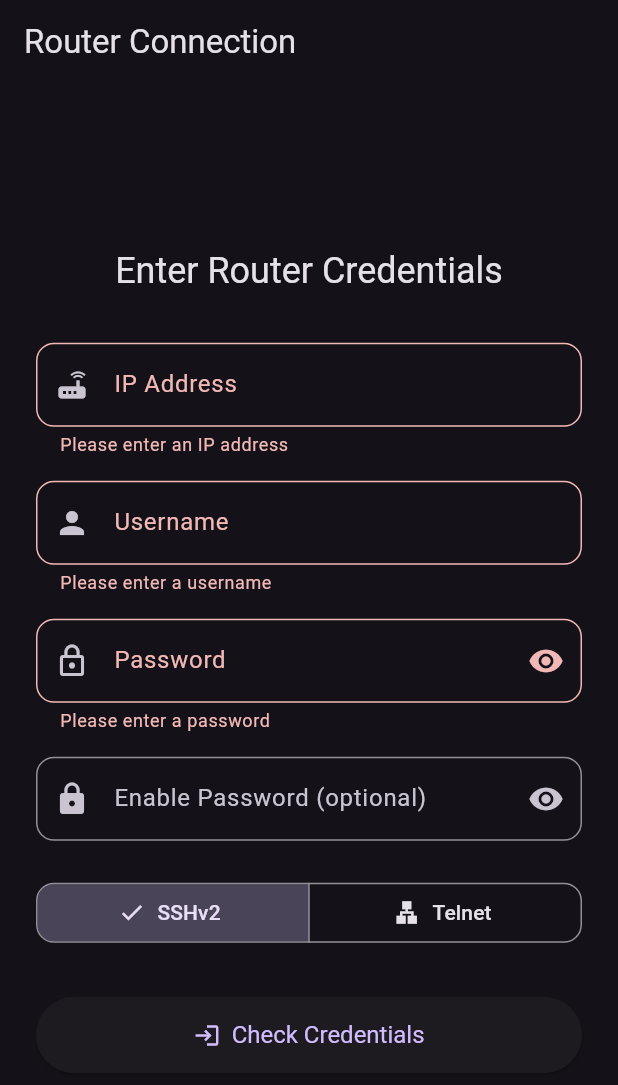
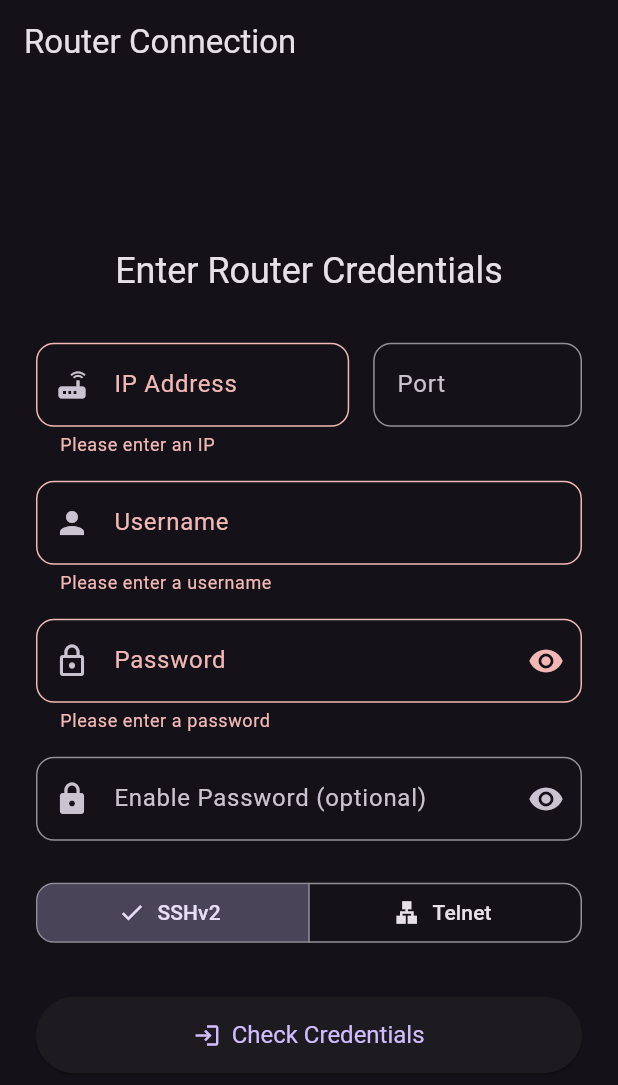
Before and after one commit to moein1985/load_balancing, a Flutter app: the screen it shows after launch, after a tap on "Check Credentials", on a phone screen of 412 x 824 dp. Shown: the top 1085 px of the screen. Run offline on Flutter 3.47's test engine with Material 3 defaults, Android fonts, the phone set to English and light mode, and no system bars; our stand-ins replace equatable, flutter_bloc, fpdart, get_it, go_router; missing offline and left inert: ctelnet, dartssh2.

Commit message:
add port to UI and logic

```diff
--- a/lib/data/datasources/handlers/executors/ssh_executor.dart
+++ b/lib/data/datasources/handlers/executors/ssh_executor.dart
@@ -18,18 +18,23 @@ class SshExecutor {
   }
 
   Future<SSHClient> createSshClient(LBDeviceCredentials credentials) async {
-    _logDebug('Creating SSH connection to ${credentials.ip}');
+    _logDebug(
+      'Creating SSH connection to ${credentials.ip}:${credentials.port}',
+    ); // **MODIFIED**
     try {
+      // **MODIFIED: Use the port from credentials instead of hardcoded 22**
       final socket = await SSHSocket.connect(
         credentials.ip,
-        22,
+        credentials.port,
         timeout: _connectionTimeout,
       );
+
       final client = SSHClient(
         socket,
         username: credentials.username,
         onPasswordRequest: () => credentials.password,
       );
+
       _logDebug('SSH connection established');
       return client;
     } on TimeoutException {
@@ -55,6 +60,7 @@ class SshExecutor {
     }
   }
 
+  // ... rest of the file remains unchanged ...
   Future<List<String>> execute(
     LBDeviceCredentials credentials,
     SSHClient client,
@@ -105,7 +111,10 @@ class SshExecutor {
       }
     }
 
-    shell.stdout.cast<List<int>>().transform(utf8.decoder).listen(
+    shell.stdout
+        .cast<List<int>>()
+        .transform(utf8.decoder)
+        .listen(
           (data) {
             _logDebug('RAW SSH: "$data"');
             currentOutput.write(data);
@@ -128,14 +137,19 @@ class SshExecutor {
                 }
                 break;
               case 'enabling':
-            if (RegExp(r'password[:]?\s*$', caseSensitive: false)
-                .hasMatch(receivedText)) {
+                if (RegExp(
+                  r'password[:]?\s*$',
+                  caseSensitive: false,
+                ).hasMatch(receivedText)) {
                   _logDebug('Enable password prompt detected.');
                   sessionState = 'sending_enable_password';
                   currentOutput.clear();
                   shell.stdin.add(utf8.encode('${enablePassword ?? ''}\n'));
-            } else if (isPrompt(receivedText) && receivedText.endsWith('#')) {
-              _logDebug('Enabled successfully (no password). Starting commands.');
+                } else if (isPrompt(receivedText) &&
+                    receivedText.endsWith('#')) {
+                  _logDebug(
+                    'Enabled successfully (no password). Starting commands.',
+                  );
                   sessionState = 'executing';
                   currentOutput.clear();
                   sendNextCommand();
@@ -147,10 +161,12 @@ class SshExecutor {
                   sessionState = 'executing';
                   currentOutput.clear();
                   sendNextCommand();
-            } else if (isPrompt(receivedText) && receivedText.endsWith('>')) {
+                } else if (isPrompt(receivedText) &&
+                    receivedText.endsWith('>')) {
                   if (!completer.isCompleted) {
                     completer.completeError(
-                    const ServerFailure('Enable failed. Check password.'));
+                      const ServerFailure('Enable failed. Check password.'),
+                    );
                     shell.close();
                   }
                 }
--- a/lib/data/datasources/handlers/executors/telnet_executor.dart
+++ b/lib/data/datasources/handlers/executors/telnet_executor.dart
@@ -16,7 +16,9 @@ class TelnetExecutor {
   }
 
   Future<String> execute(
-      LBDeviceCredentials credentials, List<String> commands) async {
+    LBDeviceCredentials credentials,
+    List<String> commands,
+  ) async {
     _logDebug('Starting execution of Telnet commands');
     final completer = Completer<String>();
     final outputBuffer = StringBuffer();
@@ -32,13 +34,16 @@ class TelnetExecutor {
       _logDebug('Telnet operation timed out');
       if (!completer.isCompleted) {
         client?.disconnect();
-        completer.completeError(const ServerFailure("Telnet operation timed out."));
+        completer.completeError(
+          const ServerFailure("Telnet operation timed out."),
+        );
       }
     });
 
+    // **MODIFIED: Use the port from credentials instead of hardcoded 23**
     client = CTelnetClient(
       host: credentials.ip,
-      port: 23,
+      port: credentials.port,
       timeout: _connectionTimeout,
       onConnect: () {
         _logDebug('Telnet connection established');
@@ -48,7 +53,7 @@ class TelnetExecutor {
         timeoutTimer?.cancel();
         if (!completer.isCompleted) {
           completer.complete(outputBuffer.toString());
-         }
+        }
         subscription?.cancel();
       },
       onError: (error) {
@@ -61,6 +66,7 @@ class TelnetExecutor {
       },
     );
 
+    // ... rest of the file remains unchanged ...
     void executeNextCommand() {
       if (commandIndex < allCommands.length) {
         final cmd = allCommands[commandIndex];
@@ -86,13 +92,13 @@ class TelnetExecutor {
           case 'login':
             if (receivedText.toLowerCase().contains('username')) {
               client?.send('${credentials.username}\n');
-             } else if (receivedText.toLowerCase().contains('password')) {
+            } else if (receivedText.toLowerCase().contains('password')) {
               client?.send('${credentials.password}\n');
             } else if (receivedText.endsWith('>')) {
               state = 'enable';
               client?.send('enable\n');
             } else if (receivedText.endsWith('#')) {
-               state = 'executing';
+              state = 'executing';
               outputBuffer.clear();
               executeNextCommand();
             }
@@ -133,7 +139,9 @@ class TelnetExecutor {
   }
 
   Future<String> executePing(
-      LBDeviceCredentials credentials, String ipAddress) async {
+    LBDeviceCredentials credentials,
+    String ipAddress,
+  ) async {
     _logDebug('Starting Telnet ping for IP: $ipAddress');
     final completer = Completer<String>();
     CTelnetClient? client;
@@ -151,9 +159,10 @@ class TelnetExecutor {
       }
     });
 
+    // **MODIFIED: Use the port from credentials instead of hardcoded 23**
     client = CTelnetClient(
       host: credentials.ip,
-      port: 23,
+      port: credentials.port,
       timeout: _connectionTimeout,
       onConnect: () => _logDebug('Telnet ping connection established'),
       onDisconnect: () {
@@ -174,13 +183,15 @@ class TelnetExecutor {
       },
     );
 
+    // ... rest of the ping logic remains unchanged ...
     try {
       subscription = (await client.connect())?.listen((data) {
         final receivedText = data.text;
         outputBuffer.write(receivedText);
         _logDebug("Ping Received: ${receivedText.replaceAll('\r\n', ' ')}");
 
-        if (receivedText.contains('!!!!!') || receivedText.contains('Success rate is')) {
+        if (receivedText.contains('!!!!!') ||
+            receivedText.contains('Success rate is')) {
           if (!completer.isCompleted) {
             timeoutTimer?.cancel();
             completer.complete(outputBuffer.toString());
--- a/lib/domain/entities/lb_device_credentials.dart
+++ b/lib/domain/entities/lb_device_credentials.dart
@@ -1,9 +1,10 @@
-// lib/domain/entities/device_credentials.dart
+// lib/domain/entities/lb_device_credentials.dart
 import 'package:equatable/equatable.dart';
 import 'package:load_balance/presentation/screens/connection/router_connection_screen.dart';
 
 class LBDeviceCredentials extends Equatable {
   final String ip;
+  final int port; // **NEW: Added port field**
   final String username;
   final String password;
   final String? enablePassword;
@@ -13,6 +14,7 @@ class LBDeviceCredentials extends Equatable {
 
   const LBDeviceCredentials({
     required this.ip,
+    required this.port, // **NEW: Added to constructor**
     required this.username,
     required this.password,
     this.enablePassword,
@@ -21,19 +23,18 @@ class LBDeviceCredentials extends Equatable {
     this.commandTimeout = const Duration(seconds: 20),
   });
 
-  // Data validation
+  // Data validation remains the same
   bool get isValid {
+    // ... no changes needed here
     if (ip.trim().isEmpty || username.trim().isEmpty || password.trim().isEmpty) {
       return false;
     }
 
-    // IP format check
     final ipRegex = RegExp(r'^(\d{1,3}\.){3}\d{1,3}$');
     if (!ipRegex.hasMatch(ip.trim())) {
       return false;
     }
 
-    // IP range check
     final parts = ip.trim().split('.');
     for (final part in parts) {
       final num = int.tryParse(part);
@@ -46,6 +47,7 @@ class LBDeviceCredentials extends Equatable {
   }
 
   String? get validationError {
+    // ... no changes needed here
     if (ip.trim().isEmpty) return 'IP address cannot be empty';
     if (username.trim().isEmpty) return 'Username cannot be empty';
     if (password.trim().isEmpty) return 'Password cannot be empty';
@@ -66,8 +68,10 @@ class LBDeviceCredentials extends Equatable {
     return null;
   }
 
+
   LBDeviceCredentials copyWith({
     String? ip,
+    int? port, // **NEW: Added to copyWith**
     String? username,
     String? password,
     String? enablePassword,
@@ -77,6 +81,7 @@ class LBDeviceCredentials extends Equatable {
   }) {
     return LBDeviceCredentials(
       ip: ip ?? this.ip,
+      port: port ?? this.port, // **NEW**
       username: username ?? this.username,
       password: password ?? this.password,
       enablePassword: enablePassword ?? this.enablePassword,
@@ -89,6 +94,7 @@ class LBDeviceCredentials extends Equatable {
   @override
   List<Object?> get props => [
         ip,
+        port, // **NEW: Added to props**
         username,
         password,
         enablePassword,
@@ -99,6 +105,6 @@ class LBDeviceCredentials extends Equatable {
 
   @override
   String toString() {
-    return 'DeviceCredentials(ip: $ip, username: $username, type: $type)';
+    return 'DeviceCredentials(ip: $ip:$port, username: $username, type: $type)';
   }
 }
--- a/lib/presentation/bloc/router_connection/router_connection_bloc.dart
+++ b/lib/presentation/bloc/router_connection/router_connection_bloc.dart
@@ -2,6 +2,7 @@
 import 'package:flutter_bloc/flutter_bloc.dart';
 import 'package:load_balance/domain/entities/lb_device_credentials.dart';
 import 'package:load_balance/domain/usecases/check_credentials.dart';
+import 'package:load_balance/presentation/screens/connection/router_connection_screen.dart';
 import 'router_connection_event.dart';
 import 'router_connection_state.dart';
 
@@ -9,7 +10,7 @@ class RouterConnectionBloc
     extends Bloc<RouterConnectionEvent, RouterConnectionState> {
   final CheckCredentials checkCredentials;
   RouterConnectionBloc({required this.checkCredentials})
-      : super(ConnectionInitial()) {
+    : super(ConnectionInitial()) {
     on<CheckCredentialsRequested>(_onCheckCredentials);
   }
 
@@ -19,8 +20,26 @@ class RouterConnectionBloc
   ) async {
     emit(ConnectionLoading());
 
+    // **MODIFIED: Logic to parse and default the port**
+    int port;
+    if (event.port.trim().isEmpty) {
+      port = event.type == ConnectionType.ssh ? 22 : 23;
+    } else {
+      final parsedPort = int.tryParse(event.port.trim());
+      if (parsedPort == null || parsedPort < 1 || parsedPort > 65535) {
+        emit(
+          const ConnectionFailure(
+            "Invalid port number. It must be between 1 and 65535.",
+          ),
+        );
+        return;
+      }
+      port = parsedPort;
+    }
+
     final credentials = LBDeviceCredentials(
       ip: event.ip,
+      port: port, // **MODIFIED: Use the validated port**
       username: event.username,
       password: event.password,
       enablePassword: event.enablePassword,
@@ -29,7 +48,6 @@ class RouterConnectionBloc
 
     final result = await checkCredentials(credentials);
 
-    // به جای try-catch از fold استفاده می‌کنیم
     result.fold(
       (failure) => emit(ConnectionFailure(failure.message)),
       (interfaces) => emit(ConnectionSuccess(credentials, interfaces)),
--- a/lib/presentation/bloc/router_connection/router_connection_event.dart
+++ b/lib/presentation/bloc/router_connection/router_connection_event.dart
@@ -1,16 +1,16 @@
-// presentation/bloc/connection/connection_event.dart
+// lib/presentation/bloc/router_connection/router_connection_event.dart
 import 'package:equatable/equatable.dart';
 import 'package:load_balance/presentation/screens/connection/router_connection_screen.dart';
 
 abstract class RouterConnectionEvent extends Equatable {
   const RouterConnectionEvent();
-
   @override
   List<Object?> get props => [];
 }
 
 class CheckCredentialsRequested extends RouterConnectionEvent {
   final String ip;
+  final String port; // **NEW: Port added**
   final String username;
   final String password;
   final String? enablePassword;
@@ -18,6 +18,7 @@ class CheckCredentialsRequested extends RouterConnectionEvent {
 
   const CheckCredentialsRequested({
     required this.ip,
+    required this.port, // **NEW: Added to constructor**
     required this.username,
     required this.password,
     this.enablePassword,
@@ -25,5 +26,12 @@ class CheckCredentialsRequested extends RouterConnectionEvent {
   });
 
   @override
-  List<Object?> get props => [ip, username, password, enablePassword, type];
+  List<Object?> get props => [
+    ip,
+    port,
+    username,
+    password,
+    enablePassword,
+    type,
+  ]; // **NEW: Added to props**
 }
--- a/lib/presentation/screens/connection/router_connection_screen.dart
+++ b/lib/presentation/screens/connection/router_connection_screen.dart
@@ -1,5 +1,6 @@
-// presentation/screens/connection/router_connection_screen.dart
+// lib/presentation/screens/connection/router_connection_screen.dart
 import 'package:flutter/material.dart' hide ConnectionState;
+import 'package:flutter/services.dart';
 import 'package:flutter_bloc/flutter_bloc.dart';
 import 'package:go_router/go_router.dart';
 import 'package:load_balance/presentation/bloc/router_connection/router_connection_bloc.dart';
@@ -17,6 +18,7 @@ class RouterConnectionScreen extends StatefulWidget {
 class _RouterConnectionScreenState extends State<RouterConnectionScreen> {
   final _formKey = GlobalKey<FormState>();
   final _ipController = TextEditingController();
+  final _portController = TextEditingController(); // **NEW: Port controller**
   final _usernameController = TextEditingController();
   final _passwordController = TextEditingController();
   final _enablePasswordController = TextEditingController();
@@ -27,6 +29,7 @@ class _RouterConnectionScreenState extends State<RouterConnectionScreen> {
   @override
   void dispose() {
     _ipController.dispose();
+    _portController.dispose(); // **NEW: Dispose port controller**
     _usernameController.dispose();
     _passwordController.dispose();
     _enablePasswordController.dispose();
@@ -38,6 +41,7 @@ class _RouterConnectionScreenState extends State<RouterConnectionScreen> {
       context.read<RouterConnectionBloc>().add(
         CheckCredentialsRequested(
           ip: _ipController.text,
+          port: _portController.text, // **NEW: Pass port value**
           username: _usernameController.text,
           password: _passwordController.text,
           enablePassword: _enablePasswordController.text,
@@ -50,9 +54,7 @@ class _RouterConnectionScreenState extends State<RouterConnectionScreen> {
   @override
   Widget build(BuildContext context) {
     return Scaffold(
-      appBar: AppBar(
-        title: const Text('Router Connection'),
-      ),
+      appBar: AppBar(title: const Text('Router Connection')),
       body: BlocListener<RouterConnectionBloc, RouterConnectionState>(
         listener: (context, state) {
           if (state is ConnectionSuccess) {
@@ -64,14 +66,13 @@ class _RouterConnectionScreenState extends State<RouterConnectionScreen> {
                   backgroundColor: Colors.green,
                 ),
               );
-
-            // ***تغییر اصلی***
-            // به جای ارسال یک آبجکت، یک Map شامل تمام داده‌های لازم را ارسال می‌کنیم
-            context.go('/config', extra: {
+            context.go(
+              '/config',
+              extra: {
                 'credentials': state.credentials,
                 'interfaces': state.interfaces,
-            });
-
+              },
+            );
           } else if (state is ConnectionFailure) {
             ScaffoldMessenger.of(context)
               ..hideCurrentSnackBar()
@@ -98,19 +99,55 @@ class _RouterConnectionScreenState extends State<RouterConnectionScreen> {
                     textAlign: TextAlign.center,
                   ),
                   const SizedBox(height: 32),
-                  TextFormField(
+                  // **MODIFIED: Row for IP and Port**
+                  Row(
+                    crossAxisAlignment: CrossAxisAlignment.start,
+                    children: [
+                      Expanded(
+                        flex: 3,
+                        child: TextFormField(
                           controller: _ipController,
                           decoration: const InputDecoration(
                             labelText: 'IP Address',
                             prefixIcon: Icon(Icons.router),
                           ),
-                    keyboardType: TextInputType.number,
+                          keyboardType: const TextInputType.numberWithOptions(
+                            decimal: true,
+                          ),
                           validator: (value) {
                             if (value == null || value.isEmpty) {
-                        return 'Please enter an IP address';
+                              return 'Please enter an IP';
                             }
                             return null;
                           },
+                        ),
+                      ),
+                      const SizedBox(width: 16),
+                      Expanded(
+                        flex: 2,
+                        child: TextFormField(
+                          controller: _portController,
+                          decoration: const InputDecoration(
+                            labelText: 'Port',
+                            hintText: 'e.g., 22',
+                          ),
+                          keyboardType: TextInputType.number,
+                          inputFormatters: [
+                            FilteringTextInputFormatter.digitsOnly,
+                          ],
+                          validator: (value) {
+                            if (value == null || value.isEmpty) {
+                              return null; // Optional field
+                            }
+                            final port = int.tryParse(value);
+                            if (port == null || port < 1 || port > 65535) {
+                              return 'Invalid';
+                            }
+                            return null;
+                          },
+                        ),
+                      ),
+                    ],
                   ),
                   const SizedBox(height: 16),
                   TextFormField(
@@ -134,11 +171,14 @@ class _RouterConnectionScreenState extends State<RouterConnectionScreen> {
                       labelText: 'Password',
                       prefixIcon: const Icon(Icons.lock_outline),
                       suffixIcon: IconButton(
-                        icon: Icon(_isPasswordVisible
+                        icon: Icon(
+                          _isPasswordVisible
                               ? Icons.visibility_off
-                            : Icons.visibility),
+                              : Icons.visibility,
+                        ),
                         onPressed: () => setState(
-                            () => _isPasswordVisible = !_isPasswordVisible),
+                          () => _isPasswordVisible = !_isPasswordVisible,
+                        ),
                       ),
                     ),
                     validator: (value) {
@@ -156,12 +196,15 @@ class _RouterConnectionScreenState extends State<RouterConnectionScreen> {
                       labelText: 'Enable Password (optional)',
                       prefixIcon: const Icon(Icons.lock),
                       suffixIcon: IconButton(
-                        icon: Icon(_isEnablePasswordVisible
+                        icon: Icon(
+                          _isEnablePasswordVisible
                               ? Icons.visibility_off
-                            : Icons.visibility),
-                        onPressed: () => setState(() =>
-                            _isEnablePasswordVisible =
-                                !_isEnablePasswordVisible),
+                              : Icons.visibility,
+                        ),
+                        onPressed: () => setState(
+                          () => _isEnablePasswordVisible =
+                              !_isEnablePasswordVisible,
+                        ),
                       ),
                     ),
                   ),
@@ -171,11 +214,13 @@ class _RouterConnectionScreenState extends State<RouterConnectionScreen> {
                       ButtonSegment<ConnectionType>(
                         value: ConnectionType.ssh,
                         label: Text('SSHv2'),
-                          icon: Icon(Icons.security)),
+                        icon: Icon(Icons.security),
+                      ),
                       ButtonSegment<ConnectionType>(
                         value: ConnectionType.telnet,
                         label: Text('Telnet'),
-                          icon: Icon(Icons.lan)),
+                        icon: Icon(Icons.lan),
+                      ),
                     ],
                     selected: {_selectedType},
                     onSelectionChanged: (Set<ConnectionType> newSelection) {
```
Lines whose indentation alone changed are shown as unchanged.
